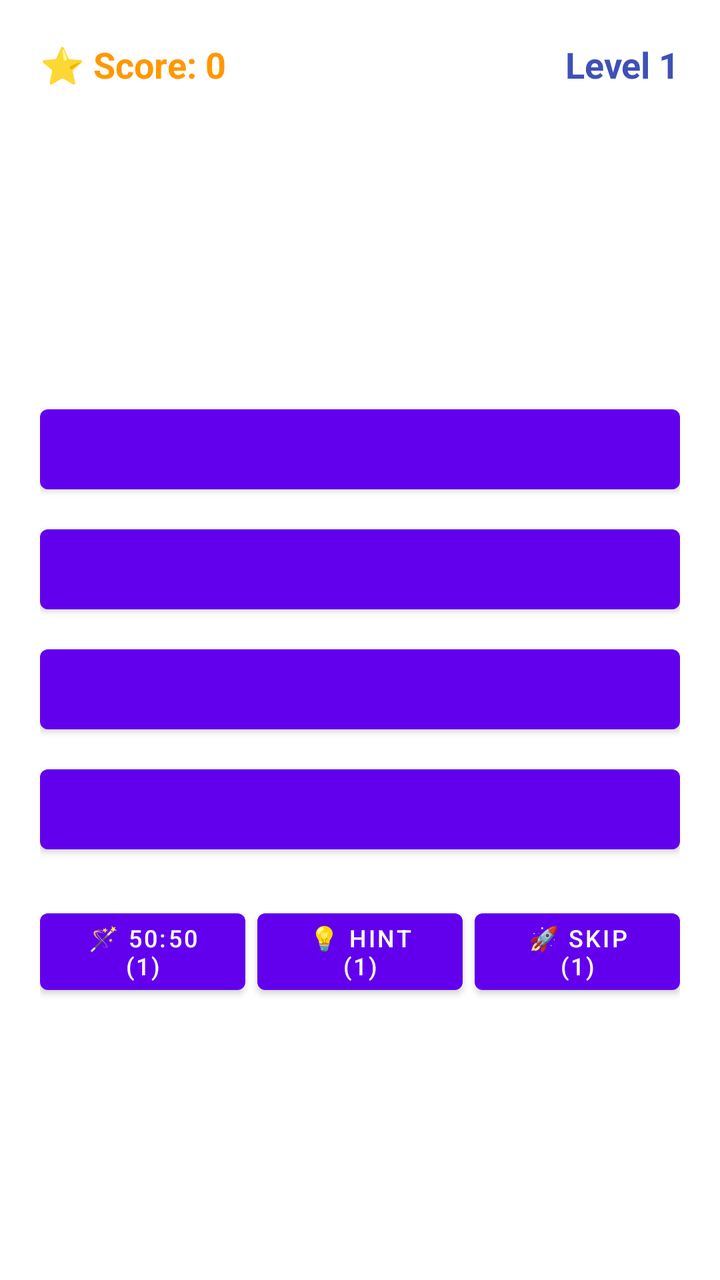
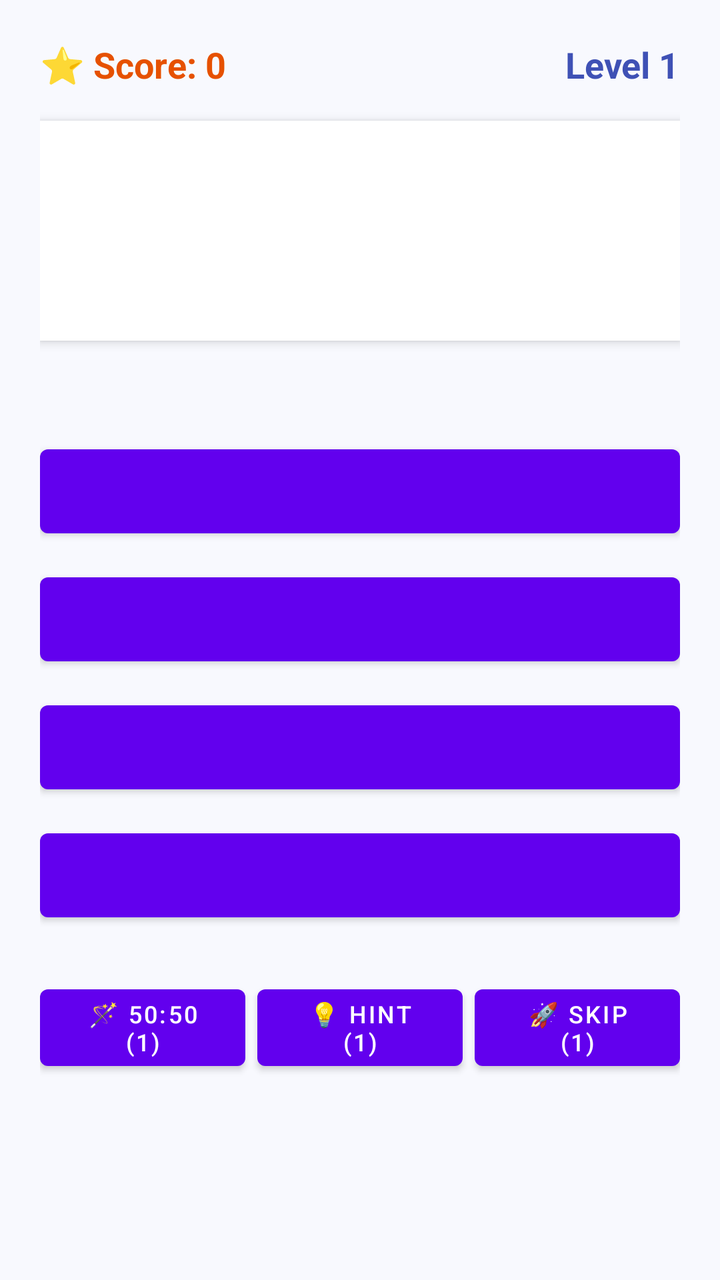

Two renders of the same Android screen: before a commit and after it. Below are the layout's source before the change and the commit's diff.
<!-- AndroidManifest.xml: fallback theme Theme.MaterialComponents.DayNight.NoActionBar -->
<!-- res/layout/activity_main.xml -->
<?xml version="1.0" encoding="utf-8"?>
<LinearLayout xmlns:android="http://schemas.android.com/apk/res/android"
    android:layout_width="match_parent"
    android:layout_height="match_parent"
    android:orientation="vertical"
    android:padding="20dp"
    android:gravity="center_horizontal">

    <LinearLayout
        android:layout_width="match_parent"
        android:layout_height="wrap_content"
        android:orientation="horizontal"
        android:gravity="center"
        android:layout_marginBottom="16dp">

        <TextView
            android:id="@+id/tvScore"
            android:layout_width="0dp"
            android:layout_height="wrap_content"
            android:layout_weight="1"
            android:textSize="18sp"
            android:textStyle="bold"
            android:textColor="#FF9800"
            android:text="⭐ Score: 0" />

        <TextView
            android:id="@+id/tvLevel"
            android:layout_width="wrap_content"
            android:layout_height="wrap_content"
            android:textSize="18sp"
            android:textStyle="bold"
            android:textColor="#3F51B5"
            android:text="Level 1" />
    </LinearLayout>

    <TextView
        android:id="@+id/tvRiddle"
        android:layout_width="match_parent"
        android:layout_height="wrap_content"
        android:minHeight="90dp"
        android:textSize="18sp"
        android:textAlignment="center"
        android:gravity="center"
        android:layout_marginBottom="12dp" />

    <TextView
        android:id="@+id/tvHint"
        android:layout_width="match_parent"
        android:layout_height="wrap_content"
        android:textSize="15sp"
        android:textColor="#E91E63"
        android:textAlignment="center"
        android:layout_marginBottom="16dp" />

    <Button
        android:id="@+id/btnOption1"
        android:layout_width="match_parent"
        android:layout_height="52dp"
        android:layout_marginBottom="8dp" />

    <Button
        android:id="@+id/btnOption2"
        android:layout_width="match_parent"
        android:layout_height="52dp"
        android:layout_marginBottom="8dp" />

    <Button
        android:id="@+id/btnOption3"
        android:layout_width="match_parent"
        android:layout_height="52dp"
        android:layout_marginBottom="8dp" />

    <Button
        android:id="@+id/btnOption4"
        android:layout_width="match_parent"
        android:layout_height="52dp"
        android:layout_marginBottom="20dp" />

    <LinearLayout
        android:layout_width="match_parent"
        android:layout_height="wrap_content"
        android:orientation="horizontal"
        android:weightSum="3">

        <Button
            android:id="@+id/btn5050"
            android:layout_width="0dp"
            android:layout_height="wrap_content"
            android:layout_weight="1"
            android:layout_marginEnd="4dp"
            android:textSize="12sp"
            android:text="🪄 50:50 (1)" />

        <Button
            android:id="@+id/btnHint"
            android:layout_width="0dp"
            android:layout_height="wrap_content"
            android:layout_weight="1"
            android:layout_marginHorizontal="2dp"
            android:textSize="12sp"
            android:text="💡 Hint (1)" />

        <Button
            android:id="@+id/btnSkip"
            android:layout_width="0dp"
            android:layout_height="wrap_content"
            android:layout_weight="1"
            android:layout_marginStart="4dp"
            android:textSize="12sp"
            android:text="🚀 Skip (1)" />
    </LinearLayout>

</LinearLayout>
<!-- resources referenced by this layout -->
<resources>

</resources>

<!-- the commit's change to res/layout/activity_main.xml (unified diff, before → after) -->
@@ -4,13 +4,15 @@
     android:layout_height="match_parent"
     android:orientation="vertical"
     android:padding="20dp"
+    android:background="#F8F9FE"
     android:gravity="center_horizontal">
 
+    
     <LinearLayout
         android:layout_width="match_parent"
         android:layout_height="wrap_content"
         android:orientation="horizontal"
-        android:gravity="center"
+        android:gravity="center_vertical"
         android:layout_marginBottom="16dp">
 
         <TextView
@@ -20,7 +22,7 @@
             android:layout_weight="1"
             android:textSize="18sp"
             android:textStyle="bold"
-            android:textColor="#FF9800"
+            android:textColor="#E65100"
             android:text="⭐ Score: 0" />
 
         <TextView
@@ -33,49 +35,69 @@
             android:text="Level 1" />
     </LinearLayout>
 
+    
     <TextView
         android:id="@+id/tvRiddle"
         android:layout_width="match_parent"
         android:layout_height="wrap_content"
-        android:minHeight="90dp"
+        android:minHeight="110dp"
         android:textSize="18sp"
+        android:textStyle="bold"
+        android:textColor="#263238"
+        android:lineSpacingExtra="4dp"
+        android:padding="16dp"
+        android:background="#FFFFFF"
+        android:elevation="3dp"
         android:textAlignment="center"
         android:gravity="center"
         android:layout_marginBottom="12dp" />
 
+    
     <TextView
         android:id="@+id/tvHint"
         android:layout_width="match_parent"
         android:layout_height="wrap_content"
         android:textSize="15sp"
-        android:textColor="#E91E63"
+        android:textStyle="italic"
+        android:textColor="#D81B60"
         android:textAlignment="center"
+        android:gravity="center"
         android:layout_marginBottom="16dp" />
 
+    
     <Button
         android:id="@+id/btnOption1"
         android:layout_width="match_parent"
-        android:layout_height="52dp"
-        android:layout_marginBottom="8dp" />
+        android:layout_height="54dp"
+        android:textSize="16sp"
+        android:textAllCaps="false"
+        android:layout_marginBottom="10dp" />
 
     <Button
         android:id="@+id/btnOption2"
         android:layout_width="match_parent"
-        android:layout_height="52dp"
-        android:layout_marginBottom="8dp" />
+        android:layout_height="54dp"
+        android:textSize="16sp"
+        android:textAllCaps="false"
+        android:layout_marginBottom="10dp" />
 
     <Button
         android:id="@+id/btnOption3"
         android:layout_width="match_parent"
-        android:layout_height="52dp"
-        android:layout_marginBottom="8dp" />
+        android:layout_height="54dp"
+        android:textSize="16sp"
+        android:textAllCaps="false"
+        android:layout_marginBottom="10dp" />
 
     <Button
         android:id="@+id/btnOption4"
         android:layout_width="match_parent"
-        android:layout_height="52dp"
-        android:layout_marginBottom="20dp" />
+        android:layout_height="54dp"
+        android:textSize="16sp"
+        android:textAllCaps="false"
+        android:layout_marginBottom="24dp" />
 
+    
     <LinearLayout
         android:layout_width="match_parent"
         android:layout_height="wrap_content"
@@ -88,6 +110,7 @@
             android:layout_height="wrap_content"
             android:layout_weight="1"
             android:layout_marginEnd="4dp"
+            android:layout_marginRight="4dp"
             android:textSize="12sp"
             android:text="🪄 50:50 (1)" />
 
@@ -96,7 +119,10 @@
             android:layout_width="0dp"
             android:layout_height="wrap_content"
             android:layout_weight="1"
-            android:layout_marginHorizontal="2dp"
+            android:layout_marginStart="2dp"
+            android:layout_marginEnd="2dp"
+            android:layout_marginLeft="2dp"
+            android:layout_marginRight="2dp"
             android:textSize="12sp"
             android:text="💡 Hint (1)" />
 
@@ -106,6 +132,7 @@
             android:layout_height="wrap_content"
             android:layout_weight="1"
             android:layout_marginStart="4dp"
+            android:layout_marginLeft="4dp"
             android:textSize="12sp"
             android:text="🚀 Skip (1)" />
     </LinearLayout>
